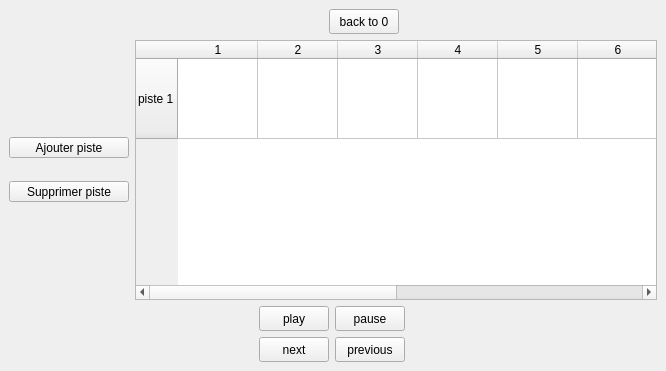
Old version of the form src/tweedy/gui/timeline/TimeLine.ui in the repository stopmotionimac/tweedy.
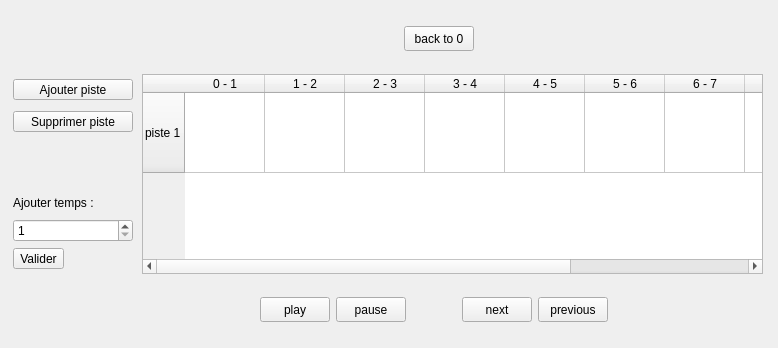
New version of the form. Icons and pictures are not drawn.

Patch:
```diff
--- a/src/tweedy/gui/timeline/TimeLine.ui
+++ b/src/tweedy/gui/timeline/TimeLine.ui
@@ -6,26 +6,26 @@
    <rect>
     <x>0</x>
     <y>0</y>
-    <width>666</width>
-    <height>371</height>
+    <width>778</width>
+    <height>348</height>
    </rect>
   </property>
   <property name="minimumSize">
    <size>
-    <width>666</width>
-    <height>362</height>
+    <width>778</width>
+    <height>348</height>
    </size>
   </property>
   <property name="maximumSize">
    <size>
-    <width>666</width>
-    <height>500</height>
+    <width>778</width>
+    <height>348</height>
    </size>
   </property>
   <property name="baseSize">
    <size>
     <width>666</width>
-    <height>271</height>
+    <height>345</height>
    </size>
   </property>
   <property name="windowTitle">
@@ -84,14 +84,14 @@
        </layout>
       </item>
       <item>
-       <layout class="QHBoxLayout" name="horizontalLayout_5">
+       <layout class="QHBoxLayout" name="horizontalLayout_6">
         <item>
-         <layout class="QVBoxLayout" name="verticalLayout_2">
+         <layout class="QVBoxLayout" name="verticalLayout_4">
           <property name="topMargin">
-           <number>80</number>
+           <number>0</number>
           </property>
           <property name="bottomMargin">
-           <number>80</number>
+           <number>0</number>
           </property>
           <item>
            <widget class="QToolButton" name="addButton">
@@ -119,10 +119,65 @@
             </property>
            </widget>
           </item>
+          <item>
+           <layout class="QVBoxLayout" name="verticalLayout_5">
+            <property name="topMargin">
+             <number>50</number>
+            </property>
+            <item>
+             <widget class="QLabel" name="labelAjout">
+              <property name="maximumSize">
+               <size>
+                <width>16777215</width>
+                <height>20</height>
+               </size>
+              </property>
+              <property name="sizeIncrement">
+               <size>
+                <width>0</width>
+                <height>0</height>
+               </size>
+              </property>
+              <property name="text">
+               <string>Ajouter temps :</string>
+              </property>
+             </widget>
+            </item>
+            <item>
+             <widget class="QSpinBox" name="spin">
+              <property name="minimum">
+               <number>1</number>
+              </property>
+              <property name="maximum">
+               <number>10</number>
+              </property>
+             </widget>
+            </item>
+            <item>
+             <widget class="QToolButton" name="addTimeButton">
+              <property name="text">
+               <string>Valider</string>
+              </property>
+             </widget>
+            </item>
+           </layout>
+          </item>
          </layout>
         </item>
         <item>
          <widget class="QTableWidget" name="table">
+          <property name="minimumSize">
+           <size>
+            <width>621</width>
+            <height>200</height>
+           </size>
+          </property>
+          <property name="maximumSize">
+           <size>
+            <width>621</width>
+            <height>200</height>
+           </size>
+          </property>
           <attribute name="horizontalHeaderDefaultSectionSize">
            <number>80</number>
           </attribute>
@@ -142,52 +197,52 @@
           </row>
           <column>
            <property name="text">
-            <string>1</string>
+            <string>0 - 1</string>
            </property>
           </column>
           <column>
            <property name="text">
-            <string>2</string>
+            <string>1 - 2</string>
            </property>
           </column>
           <column>
            <property name="text">
-            <string>3</string>
+            <string>2 - 3</string>
            </property>
           </column>
           <column>
            <property name="text">
-            <string>4</string>
+            <string>3 - 4</string>
            </property>
           </column>
           <column>
            <property name="text">
-            <string>5</string>
+            <string>4 - 5</string>
            </property>
           </column>
           <column>
            <property name="text">
-            <string>6</string>
+            <string>5 - 6</string>
            </property>
           </column>
           <column>
            <property name="text">
-            <string>7</string>
+            <string>6 - 7</string>
            </property>
           </column>
           <column>
            <property name="text">
-            <string>8</string>
+            <string>7 - 8</string>
            </property>
           </column>
           <column>
            <property name="text">
-            <string>9</string>
+            <string>8 - 9</string>
            </property>
           </column>
           <column>
            <property name="text">
-            <string>10</string>
+            <string>9 - 10</string>
            </property>
           </column>
           <item row="0" column="0">
@@ -241,30 +296,45 @@
            </property>
           </item>
           <item row="0" column="5">
+           <property name="text">
+            <string/>
+           </property>
            <property name="icon">
             <iconset>
              <normaloff>../../../../img/tweedy0.jpg</normaloff>../../../../img/tweedy0.jpg</iconset>
            </property>
           </item>
           <item row="0" column="6">
+           <property name="text">
+            <string/>
+           </property>
            <property name="icon">
             <iconset>
              <normaloff>../../../../img/tweedy0.jpg</normaloff>../../../../img/tweedy0.jpg</iconset>
            </property>
           </item>
           <item row="0" column="7">
+           <property name="text">
+            <string/>
+           </property>
            <property name="icon">
             <iconset>
              <normaloff>../../../../img/tweedy0.jpg</normaloff>../../../../img/tweedy0.jpg</iconset>
            </property>
           </item>
           <item row="0" column="8">
+           <property name="text">
+            <string/>
+           </property>
            <property name="icon">
             <iconset>
              <normaloff>../../../../img/tweedy0.jpg</normaloff>../../../../img/tweedy0.jpg</iconset>
            </property>
           </item>
           <item row="0" column="9">
+           <property name="text">
+            <string/>
+           </property>
            <property name="icon">
             <iconset>
              <normaloff>../../../../img/tweedy0.jpg</normaloff>../../../../img/tweedy0.jpg</iconset>
@@ -280,7 +350,7 @@
          <number>250</number>
         </property>
         <property name="rightMargin">
-         <number>250</number>
+         <number>0</number>
         </property>
         <item>
          <widget class="QToolButton" name="playButton">
@@ -320,18 +390,16 @@
           </property>
          </widget>
         </item>
-       </layout>
-      </item>
       <item>
        <layout class="QHBoxLayout" name="horizontalLayout_2">
         <property name="leftMargin">
-         <number>250</number>
+           <number>50</number>
         </property>
         <property name="rightMargin">
-         <number>250</number>
+           <number>160</number>
         </property>
         <item>
-         <widget class="QToolButton" name="nextButton_2">
+           <widget class="QToolButton" name="nextButton">
           <property name="minimumSize">
            <size>
             <width>70</width>
@@ -350,7 +418,7 @@
          </widget>
         </item>
         <item>
-         <widget class="QToolButton" name="prevButton_2">
+           <widget class="QToolButton" name="prevButton">
           <property name="minimumSize">
            <size>
             <width>70</width>
@@ -367,6 +435,8 @@
            <string>previous</string>
           </property>
          </widget>
+          </item>
+         </layout>
         </item>
        </layout>
       </item>
```
Lines whose indentation alone changed are shown as unchanged.
